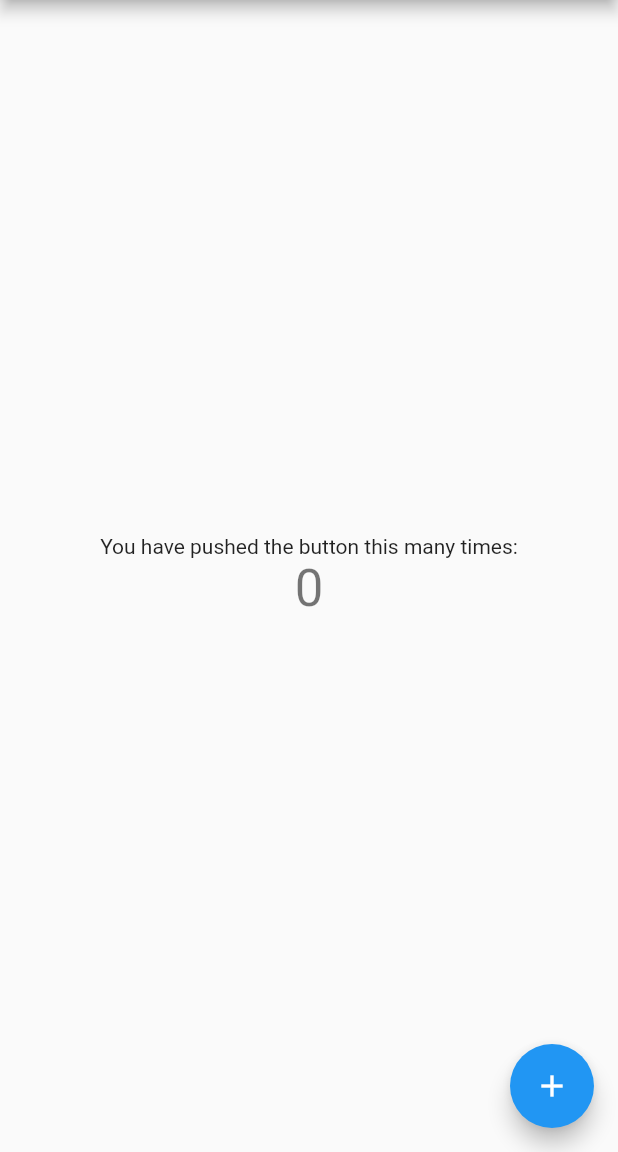
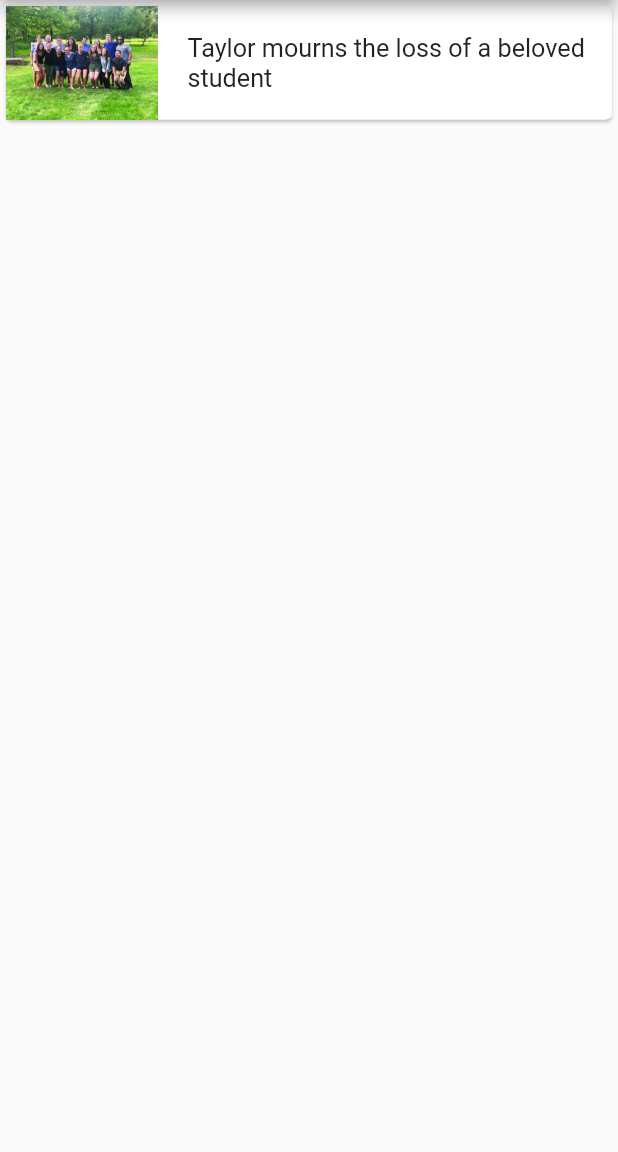
Before and after one commit to tparr/flutter_laptop, a Flutter app: the screen it shows after launch, on a phone screen of 412 x 824 dp, the part 84-1236 px from its top. Run offline on Flutter 3.47's test engine with Material 2 defaults, Android fonts, the phone set to English and light mode, and no system bars.

Commit message:
Added images and simple card style

```diff
--- a/lib/main.dart
+++ b/lib/main.dart
@@ -26,39 +26,41 @@ class MyHomePage extends StatefulWidget {
 }
 
 class _MyHomePageState extends State<MyHomePage> {
-  int _counter = 0;
-
-  void _incrementCounter() {
-    setState(() {
-      _counter += 2;
-    });
-  }
-
   @override
   Widget build(BuildContext context) {
     return new Scaffold(
         appBar: new AppBar(
           title: new Text(widget.title),
         ),
-      body: new Center(
+        body: new ListView(
+          children: <Widget>[
+            new Card(
               child: new Column(
-          mainAxisAlignment: MainAxisAlignment.center,
                 children: <Widget>[
-            new Text(
-              'You have pushed the button this many times:',
+                  new Row(children: <Widget>[
+                    new Expanded(
+                      child: new Image.asset(
+                        'images/MAHE.jpg',
+                        fit: BoxFit.scaleDown,
                       ),
-            new Text(
-              '$_counter',
-              style: Theme.of(context).textTheme.display1,
                     ),
+                    new Expanded(
+                        child: new Padding(
+                          child: const Text(
+                            'Taylor mourns the loss of a beloved student',
+                            textScaleFactor: 1.2,
+                            maxLines: 3,
+                            textAlign: TextAlign.left,
+                            overflow: TextOverflow.ellipsis,
+                          ),
+                          padding: new EdgeInsets.only(left: 20.0),),
+                    flex: 3,
+                    )
+                  ]),
                 ],
               ),
             ),
-      floatingActionButton: new FloatingActionButton(
-        onPressed: _incrementCounter,
-        tooltip: 'Increment',
-        child: new Icon(Icons.add),
-      ), // This trailing comma makes auto-formatting nicer for build methods.
-    );
+          ],
+        ));
   }
 }
--- a/pubspec.yaml
+++ b/pubspec.yaml
@@ -26,8 +26,8 @@ flutter:
   uses-material-design: true
 
   # To add assets to your application, add an assets section, like this:
-  # assets:
-  #  - images/a_dot_burr.jpeg
+  assets:
+    - images/MAHE.jpg
   #  - images/a_dot_ham.jpeg
 
   # An image asset can refer to one or more resolution-specific "variants", see
```
Also changed, not shown: images/MAHE.jpg (added), pubspec.lock. Lines whose indentation alone changed are shown as unchanged.
